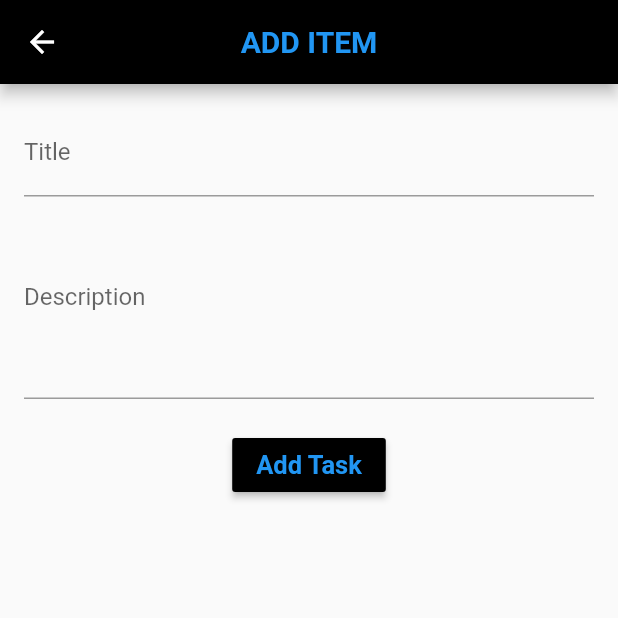
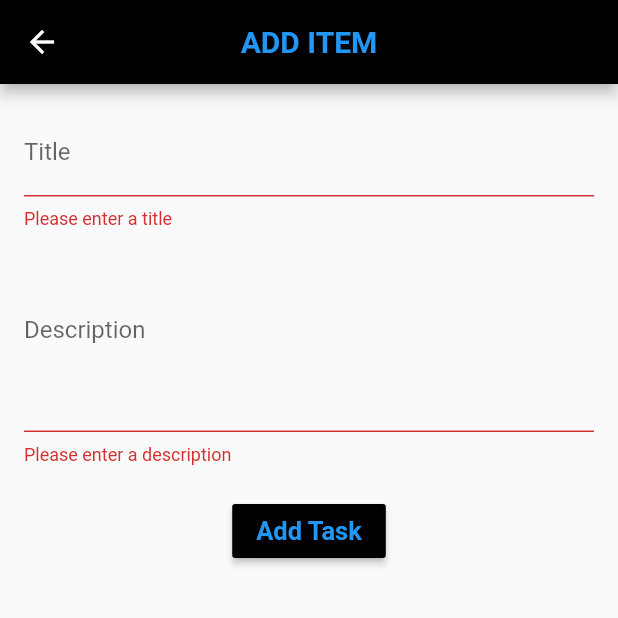
Before and after one commit to Haseeb1a/To-Do_Api, a Flutter app: the AddItemPage screen opened directly, after a tap on "Add Task", on a phone screen of 412 x 824 dp, the top half of it. Run offline on Flutter 3.47's test engine with Material 2 defaults, Android fonts, the phone set to English and light mode, and no system bars; network calls fail.

Commit message:
instates_added

```diff
--- a/lib/controller/addcontroller.dart
+++ b/lib/controller/addcontroller.dart
@@ -3,7 +3,7 @@ import '../services/apiconnections.dart';
 
 class AddTodo extends ChangeNotifier {
   final TextEditingController titleController = TextEditingController();
-
+  final GlobalKey<FormState> formKey = GlobalKey<FormState>();
   final TextEditingController descriptionController = TextEditingController();
 
   void addItem(context) async {
@@ -12,12 +12,8 @@ class AddTodo extends ChangeNotifier {
 
     if (title.isNotEmpty && description.isNotEmpty) {
       // Call the postNewItem method to post the item to the server
-      await ApiService().submitdata(context,title, description);
+      await ApiService().submitdata(context, title, description);
       ChangeNotifier();
-      // You can also handle success and error cases here, e.g., show a confirmation dialog
-      // or navigate back to the previous page.
-    } else {
-      // Handle validation errors or show a message to the user.
-    }
+    } else {}
   }
 }
--- a/lib/view/add_todo.dart
+++ b/lib/view/add_todo.dart
@@ -1,5 +1,7 @@
 import 'package:flutter/material.dart';
 import 'package:provider/provider.dart';
+import 'package:todoapp/controller/homecontroller.dart';
+import 'package:todoapp/view/list.todo.dart';
 
 import '../controller/addcontroller.dart';
 
@@ -15,41 +17,73 @@ class AddItemPage extends StatelessWidget {
           style: TextStyle(fontWeight: FontWeight.bold, color: Colors.blue),
         ),
         centerTitle: true,
-        iconTheme: IconThemeData(color: Colors.white),
+        iconTheme: const IconThemeData(color: Colors.white),
       ),
       body: Padding(
         padding: const EdgeInsets.all(16.0),
+        child: Form(
+          key: tudodata.formKey,
           child: Column(
             crossAxisAlignment: CrossAxisAlignment.start,
             children: <Widget>[
-            TextField(
-              controller:tudodata. titleController,
-              decoration: InputDecoration(
+              TextFormField(
+                controller: tudodata.titleController,
+                decoration: const InputDecoration(
                   labelText: 'Title',
                 ),
+                validator: (value) {
+                  if (value?.isEmpty ?? true) {
+                    return 'Please enter a title';
+                  }
+                  return null;
+                },
               ),
-            TextField(
+              TextFormField(
                 controller: tudodata.descriptionController,
-              decoration: InputDecoration(
+                decoration: const InputDecoration(
                   labelText: 'Description',
                 ),
                 keyboardType: TextInputType.multiline,
                 maxLines: 5,
+                validator: (value) {
+                  if (value?.isEmpty ?? true) {
+                    return 'Please enter a description';
+                  }
+                  return null;
+                },
               ),
-            SizedBox(height: 20),
+              const SizedBox(height: 20),
               Center(
                 child: MaterialButton(
                   color: Colors.black,
-                  onPressed: (){
+                  onPressed: () {
+                    if (tudodata.formKey.currentState?.validate() ?? false) {
+                      // If the form is valid, add the task.
+
+
                       tudodata.addItem(context);
+                       Homedata().refreshData();
+                      tudodata.titleController.clear();
+                      tudodata.descriptionController.clear();
+                      Navigator.push(
+                          context,
+                          MaterialPageRoute(
+                            builder: (context) => ItemListWidget(),
+                          ));
+                    }
                   },
-                  child: Text("Add Task",
+                  child: const Text(
+                    "Add Task",
                     style: TextStyle(
                       fontWeight: FontWeight.bold,
                       fontSize: 17,
-                          color: Colors.blue))),
+                      color: Colors.blue,
+                    ),
+                  ),
+                ),
               )
             ],
+          ),
         ),
       ),
     );
```
Also changed, not shown: lib/controller/homecontroller.dart (+11 -8 lines), lib/controller/updatetudo.dart (+4 -10 lines), lib/main.dart (+3 -8 lines), lib/services/apiconnections.dart (+12 -18 lines), lib/view/editpage.dart (+37 -18 lines), lib/view/list.todo.dart (+43 -22 lines), lib/view/widget/snakbar.dart (+2 -15 lines), pubspec.lock. Lines whose indentation alone changed are shown as unchanged.
